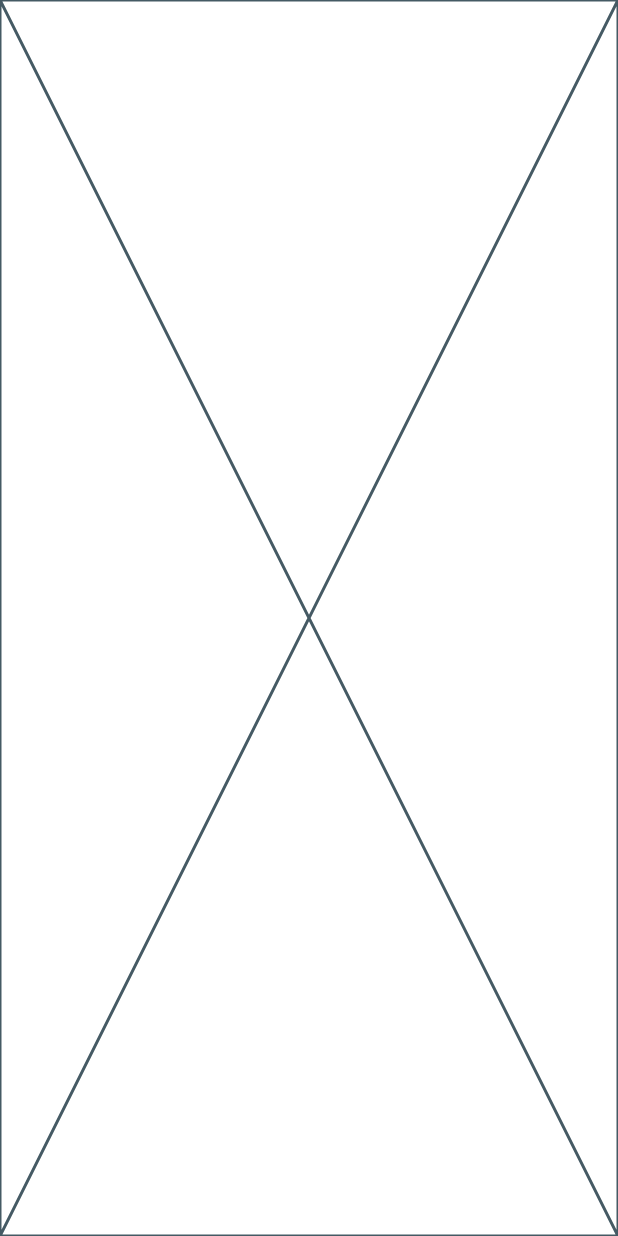
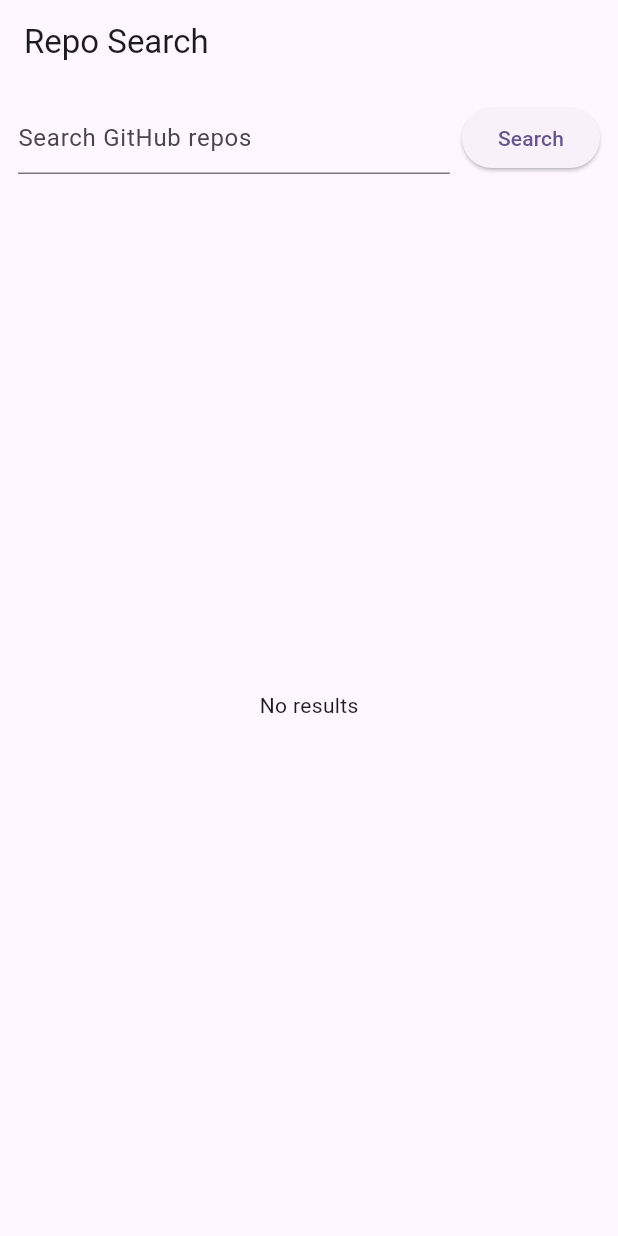
Before and after one commit to officialdoniald/reposearch, a Flutter app: the screen it shows after launch, on a phone screen of 412 x 824 dp. Run offline on Flutter 3.47's test engine with Material 3 defaults, Android fonts, the phone set to English and light mode, and no system bars; our stand-ins replace flutter_dotenv, flutter_mobx, get_it, mobx, shared_preferences, sqflite; accounts and stored records are empty; generated files the repository leaves out were written again.

Commit message:
feat: github api implemented, ui implemented

```diff
--- a/lib/main.dart
+++ b/lib/main.dart
@@ -2,6 +2,7 @@
 import 'package:flutter_localizations/flutter_localizations.dart';
 import 'package:get_it/get_it.dart';
 import 'package:reposearch/app_localizations.dart';
+import 'package:reposearch/reposearch/data/datasources/local/repo_db.dart';
 import 'package:reposearch/reposearch/data/repositories/github_api.dart';
 import 'package:reposearch/reposearch/domain/repositories/github_api_interface.dart';
 import 'package:reposearch/reposearch/domain/services/reposearch_service.dart';
@@ -11,6 +12,7 @@
 import 'package:flutter_dotenv/flutter_dotenv.dart';
 
 GetIt getIt = GetIt.instance;
+late RepoDB repoDB;
 
 void _setupServices() {
   getIt.registerSingleton<GithubApiInterface>(GithubApi());
@@ -22,6 +24,8 @@
   WidgetsFlutterBinding.ensureInitialized();
 
   await dotenv.load(fileName: "assets/.env");
+
+  repoDB = await RepoDB.instance.init();
 
   _setupServices();
 
--- a/lib/reposearch/data/repositories/github_api.dart
+++ b/lib/reposearch/data/repositories/github_api.dart
@@ -1,4 +1,5 @@
 import 'dart:convert';
+import 'package:flutter/material.dart';
 import 'package:http/http.dart' as http;
 import 'package:reposearch/reposearch/data/models/dto/repo_model_dto.dart';
 import 'package:reposearch/reposearch/domain/repositories/github_api_interface.dart';
@@ -23,7 +24,7 @@ class GithubApi implements GithubApiInterface {
 
     if (res.statusCode == 200) {
       final jsonBody = json.decode(res.body) as Map<String, dynamic>;
-
+      debugPrint(res.body);
       final items = jsonBody['items'] as List<dynamic>;
 
       return items
--- a/lib/reposearch/domain/stores/repo_search_store.dart
+++ b/lib/reposearch/domain/stores/repo_search_store.dart
@@ -24,7 +24,8 @@ abstract class RepoSearchStoreClass with Store {
     error = null;
 
     try {
-      final res = await getIt<ReposearchService>().searchRepos(query);
+      final res = await getIt<ReposearchService>().searchAndCache(query);
+
       repos = ObservableList.of(res);
     } catch (e) {
       error = e.toString();
@@ -40,7 +41,7 @@ abstract class RepoSearchStoreClass with Store {
     error = null;
 
     try {
-      final res = await getIt<ReposearchService>().searchRepos('');
+      final res = await getIt<ReposearchService>().loadCached();
       repos = ObservableList.of(res);
     } catch (e) {
       error = e.toString();
--- a/lib/reposearch/presentation/search_repo_screen.dart
+++ b/lib/reposearch/presentation/search_repo_screen.dart
@@ -1,6 +1,8 @@
 import 'package:flutter/material.dart';
 import 'package:reposearch/main.dart';
+import 'package:flutter_mobx/flutter_mobx.dart';
 import 'package:reposearch/reposearch/domain/stores/repo_search_store.dart';
+import 'package:reposearch/reposearch/presentation/widgets/repo_tile_widget.dart';
 
 class SearchRepoScreen extends StatefulWidget {
   const SearchRepoScreen({super.key});
@@ -10,6 +12,8 @@ class SearchRepoScreen extends StatefulWidget {
 }
 
 class _SearchRepoScreenState extends State<SearchRepoScreen> {
+  final TextEditingController ctrl = TextEditingController();
+
   @override
   void initState() {
     super.initState();
@@ -18,6 +22,52 @@ class _SearchRepoScreenState extends State<SearchRepoScreen> {
 
   @override
   Widget build(BuildContext context) {
-    return const Placeholder();
+    return Scaffold(
+      appBar: AppBar(
+        title: const Text('Repo Search'),
+      ),
+      body: Padding(
+        padding: const EdgeInsets.all(12.0),
+        child: Column(children: [
+          Row(children: [
+            Expanded(
+              child: TextField(
+                controller: ctrl,
+                decoration:
+                    const InputDecoration(hintText: 'Search GitHub repos'),
+                onSubmitted: (v) => getIt<RepoSearchStore>().search(v),
+              ),
+            ),
+            const SizedBox(width: 8),
+            ElevatedButton(
+              onPressed: () => getIt<RepoSearchStore>().search(ctrl.text),
+              child: const Text('Search'),
+            )
+          ]),
+          const SizedBox(height: 12),
+          Expanded(
+            child: Observer(builder: (_) {
+              if (getIt<RepoSearchStore>().loading) {
+                return const Center(child: CircularProgressIndicator());
+              }
+              if (getIt<RepoSearchStore>().error != null) {
+                return Center(
+                    child: Text('Error: ${getIt<RepoSearchStore>().error}'));
+              }
+              if (getIt<RepoSearchStore>().repos.isEmpty) {
+                return const Center(child: Text('No results'));
+              }
+              return ListView.builder(
+                itemCount: getIt<RepoSearchStore>().repos.length,
+                itemBuilder: (context, i) {
+                  final r = getIt<RepoSearchStore>().repos[i];
+                  return RepoTile(repo: r);
+                },
+              );
+            }),
+          ),
+        ]),
+      ),
+    );
   }
 }
--- /dev/null
+++ b/lib/reposearch/presentation/widgets/repo_tile_widget.dart
@@ -0,0 +1,80 @@
+import 'package:flutter/material.dart';
+import 'package:reposearch/reposearch/data/models/dto/repo_model_dto.dart';
+import 'package:url_launcher/url_launcher.dart';
+
+class RepoTile extends StatelessWidget {
+  final RepoModelDTO repo;
+  const RepoTile({super.key, required this.repo});
+
+  openUrl() async {
+    if (!await launchUrl(Uri.parse(repo.htmlUrl),
+        mode: LaunchMode.inAppBrowserView)) {
+      throw Exception('Could not launch ${repo.htmlUrl}');
+    }
+  }
+
+  @override
+  Widget build(BuildContext context) {
+    return ListTile(
+      leading: repo.avatarUrl.isNotEmpty
+          ? CircleAvatar(backgroundImage: NetworkImage(repo.avatarUrl))
+          : const Icon(Icons.no_accounts),
+      title: Text(repo.fullName),
+      subtitle:
+          Text(repo.description.isNotEmpty ? repo.description : repo.name),
+      onTap: () {
+        showDialog(
+            context: context,
+            builder: (_) {
+              return AlertDialog(
+                title: Text(repo.fullName),
+                content: Column(
+                  crossAxisAlignment: CrossAxisAlignment.start,
+                  children: [
+                    const SizedBox(
+                      height: 25,
+                    ),
+                    Center(
+                      child: repo.avatarUrl.isNotEmpty
+                          ? CircleAvatar(
+                              backgroundImage: NetworkImage(repo.avatarUrl))
+                          : const Icon(Icons.no_accounts),
+                    ),
+                    const SizedBox(
+                      height: 25,
+                    ),
+                    Text(repo.description),
+                    const SizedBox(
+                      height: 5,
+                    ),
+                    GestureDetector(
+                      onTap: openUrl,
+                      child: Text('URL: ' + repo.htmlUrl),
+                    ),
+                    const SizedBox(
+                      height: 5,
+                    ),
+                    Text(
+                      'Forks: ${repo.forksCount}',
+                    ),
+                    const SizedBox(
+                      height: 5,
+                    ),
+                    Text('Created: ${repo.createdAt}'),
+                    const SizedBox(
+                      height: 5,
+                    ),
+                    Text('Updated: ${repo.updatedAt}'),
+                  ],
+                ),
+                actions: [
+                  TextButton(
+                      onPressed: () => Navigator.pop(context),
+                      child: const Text('Close'))
+                ],
+              );
+            });
+      },
+    );
+  }
+}
--- a/pubspec.yaml
+++ b/pubspec.yaml
@@ -22,6 +22,7 @@ dependencies:
   path_provider: ^2.1.5
   intl: ^0.19.0
   http: ^0.13.5
+  url_launcher: ^6.3.1
 
   cupertino_icons: ^1.0.8
 
```
Also changed, not shown: lib/reposearch/data/datasources/local/repo_db.dart (added, +55 -0 lines), lib/reposearch/data/models/dto/repo_model_dto.dart (+20 -0 lines), lib/reposearch/domain/services/reposearch_service.dart (+14 -2 lines), pubspec.lock, 6 other files.
